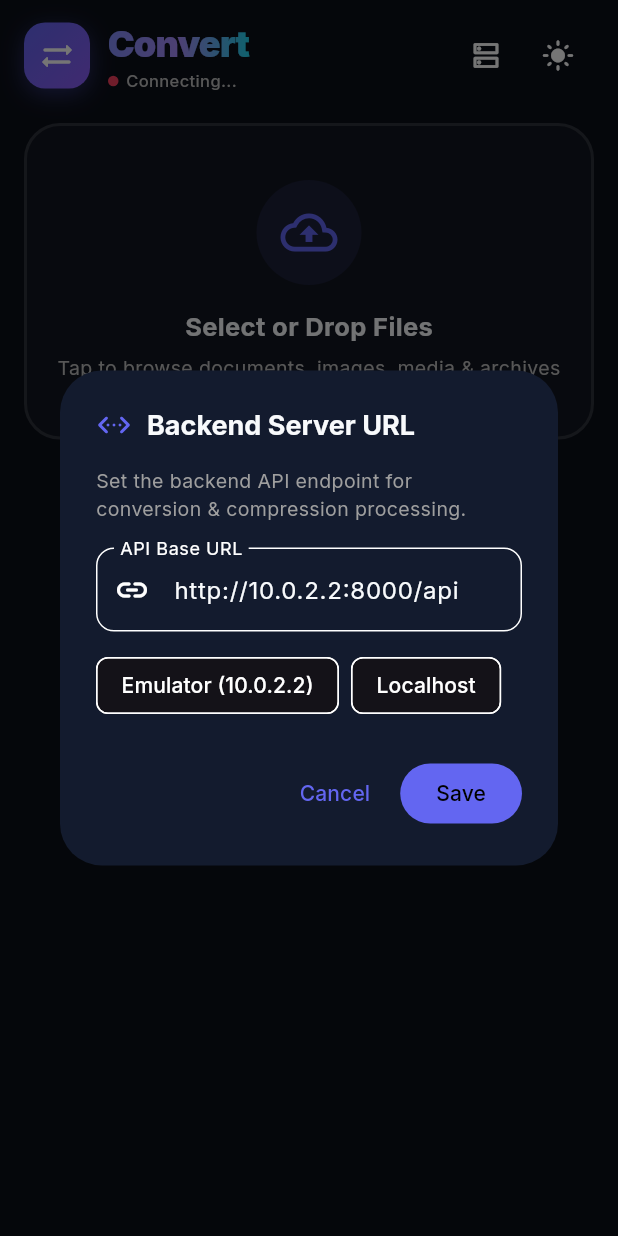
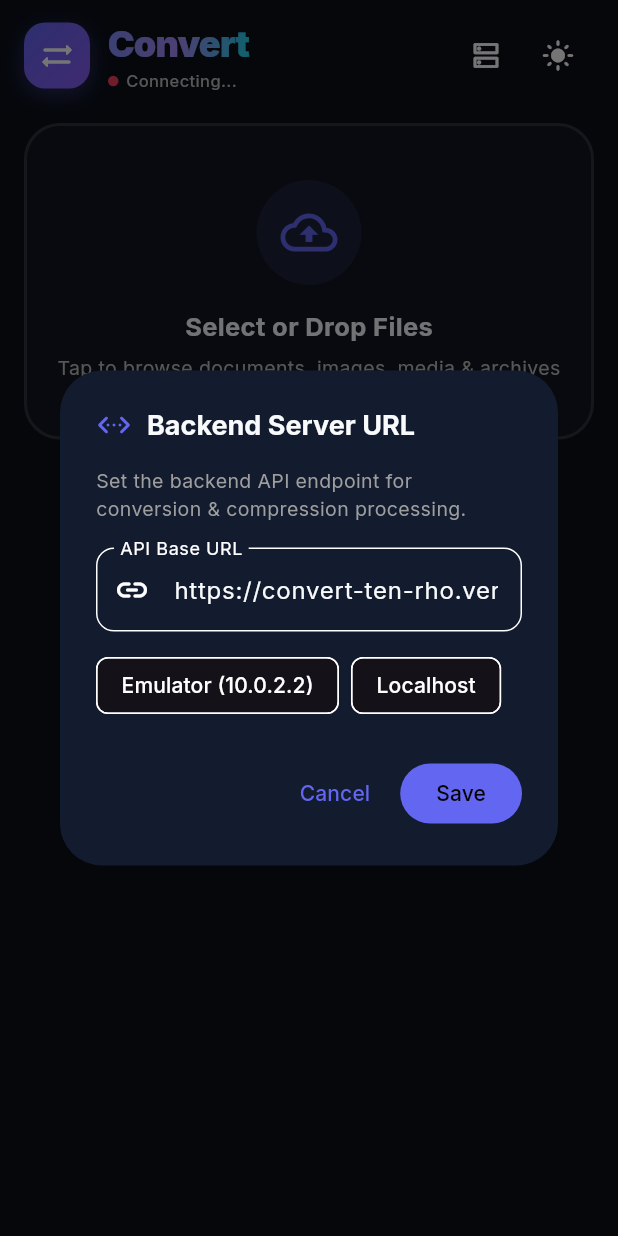
Before and after one commit to madhankumaregd/convert, a Flutter app: the screen it shows after launch, after a tap on the "dns" icon, on a phone screen of 412 x 824 dp. Run offline on Flutter 3.47's test engine with Material 3 defaults, Android fonts, the phone set to English and light mode, and no system bars; our stand-ins replace dio, file_picker, google_fonts, open_filex, share_plus, shared_preferences; network calls fail.

Commit message:
feat: configure cloud Vercel backend URL https://convert-ten-rho.vercel.app/api for mobile and web

```diff
--- a/mobile/lib/config/api_constants.dart
+++ b/mobile/lib/config/api_constants.dart
@@ -1,21 +1,13 @@
-import 'dart:io';
-import 'package:flutter/foundation.dart';
 import 'package:shared_preferences/shared_preferences.dart';
 
 class ApiConstants {
   static const String _prefKeyBaseUrl = 'convert_backend_url';
 
-  /// Default URL automatically configured based on platform
-  static String get defaultBaseUrl {
-    if (kIsWeb) {
-      return 'http://localhost:8000/api';
-    } else if (Platform.isAndroid) {
-      // 10.0.2.2 is the Android emulator's loopback to host PC localhost
-      return 'http://10.0.2.2:8000/api';
-    } else {
-      return 'http://localhost:8000/api';
-    }
-  }
+  /// Production cloud backend deployed on Vercel
+  static const String productionBaseUrl = 'https://convert-ten-rho.vercel.app/api';
+
+  /// Default URL automatically configured to the production Vercel backend
+  static String get defaultBaseUrl => productionBaseUrl;
 
   /// Get currently configured base URL (or fallback to default)
   static Future<String> getBaseUrl() async {
```
Also changed, not shown: 1 other file.
